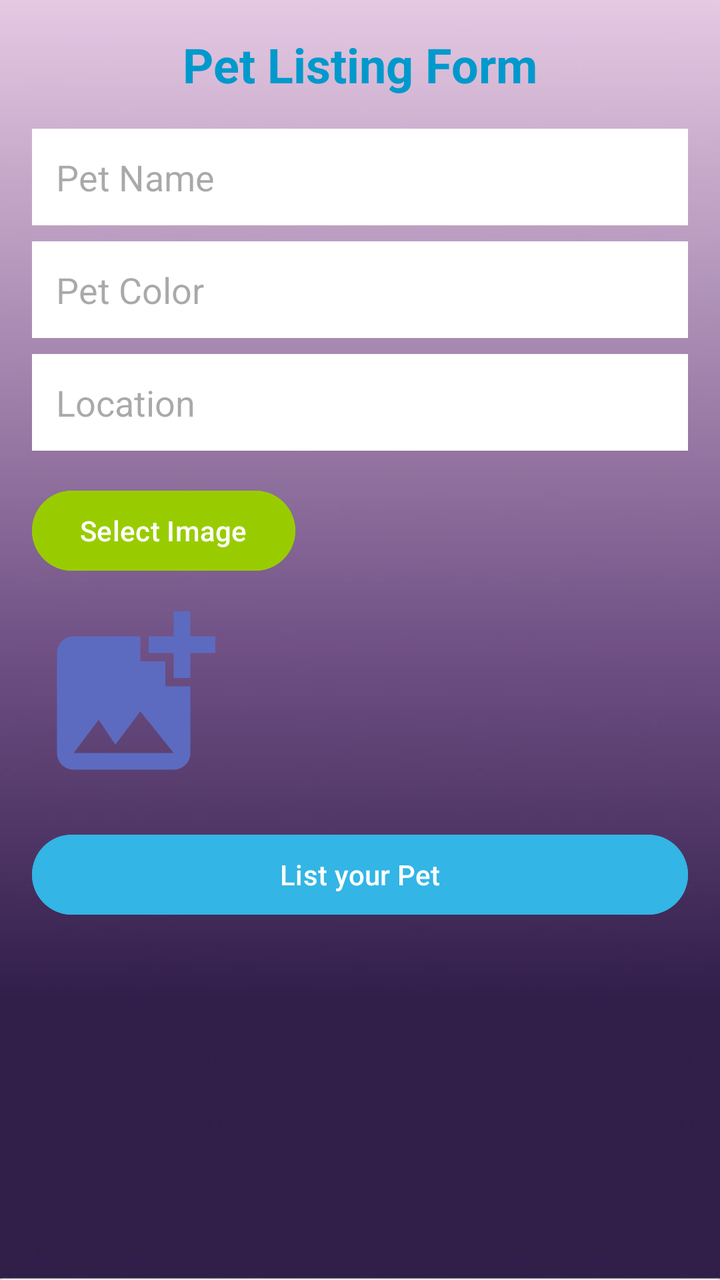
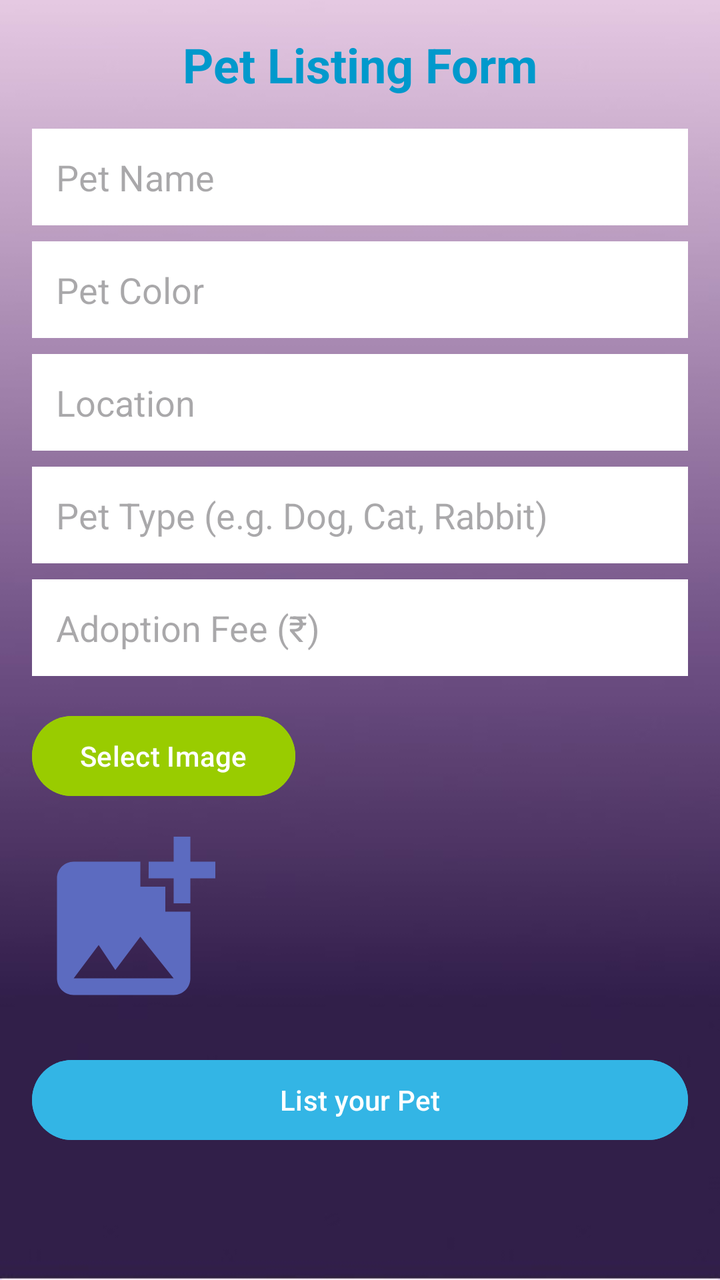

Before-and-after screenshots of an Android layout around one commit, followed by the original layout XML and the change that was made.
<!-- AndroidManifest.xml: application theme Theme.Unique -->
<!-- res/layout/fragment_adopt.xml -->
<?xml version="1.0" encoding="utf-8"?>
<androidx.constraintlayout.widget.ConstraintLayout xmlns:android="http://schemas.android.com/apk/res/android"
    xmlns:app="http://schemas.android.com/apk/res-auto"
    android:layout_width="match_parent"
    android:layout_height="match_parent"
    android:padding="16dp"
    android:background="@drawable/mainbkg">

    
    <TextView
        android:id="@+id/textViewHeading"
        android:layout_width="wrap_content"
        android:layout_height="wrap_content"
        android:text="Pet Listing Form"
        android:textSize="24sp"
        android:textStyle="bold"
        android:textColor="@android:color/holo_blue_dark"
        android:layout_marginBottom="16dp"
        app:layout_constraintTop_toTopOf="parent"
        app:layout_constraintStart_toStartOf="parent"
        app:layout_constraintEnd_toEndOf="parent" />

    
    <EditText
        android:id="@+id/editTextPetName"
        android:layout_width="match_parent"
        android:layout_height="wrap_content"
        android:hint="Pet Name"
        android:inputType="text"
        android:padding="12dp"
        android:background="@color/white"
        android:layout_marginTop="16dp"
        app:layout_constraintTop_toBottomOf="@id/textViewHeading"
        app:layout_constraintStart_toStartOf="parent"
        app:layout_constraintEnd_toEndOf="parent" />

    
    <EditText
        android:id="@+id/editTextPetColor"
        android:layout_width="match_parent"
        android:layout_height="wrap_content"
        android:hint="Pet Color"
        android:inputType="text"
        android:padding="12dp"
        android:background="@color/white"
        android:layout_marginTop="8dp"
        app:layout_constraintTop_toBottomOf="@id/editTextPetName"
        app:layout_constraintStart_toStartOf="parent"
        app:layout_constraintEnd_toEndOf="parent" />

    
    <EditText
        android:id="@+id/editTextPetLocation"
        android:layout_width="match_parent"
        android:layout_height="wrap_content"
        android:hint="Location"
        android:inputType="text"
        android:padding="12dp"
        android:background="@color/white"
        android:layout_marginTop="8dp"
        app:layout_constraintTop_toBottomOf="@id/editTextPetColor"
        app:layout_constraintStart_toStartOf="parent"
        app:layout_constraintEnd_toEndOf="parent" />

    
    <Button
        android:id="@+id/buttonSelectImage"
        android:layout_width="wrap_content"
        android:layout_height="wrap_content"
        android:text="Select Image"
        android:backgroundTint="@android:color/holo_green_light"
        android:layout_marginTop="16dp"
        app:layout_constraintTop_toBottomOf="@id/editTextPetLocation"
        app:layout_constraintStart_toStartOf="parent" />

    
    <ImageView
        android:id="@+id/imageViewPet"
        android:layout_width="100dp"
        android:layout_height="100dp"
        android:layout_marginTop="8dp"
        android:background="@drawable/baseline_add_photo_alternate_24"
        app:layout_constraintTop_toBottomOf="@id/buttonSelectImage"
        app:layout_constraintStart_toStartOf="parent"
        android:contentDescription="Pet Image" />

    
    <Button
        android:id="@+id/buttonSubmitAdopt"
        android:layout_width="match_parent"
        android:layout_height="wrap_content"
        android:text="List your Pet"
        android:backgroundTint="@android:color/holo_blue_light"
        android:layout_marginTop="16dp"
        app:layout_constraintTop_toBottomOf="@id/imageViewPet"
        app:layout_constraintStart_toStartOf="parent"
        app:layout_constraintEnd_toEndOf="parent" />

</androidx.constraintlayout.widget.ConstraintLayout>
<!-- resources referenced by this layout -->
<resources>
  <color name="white">#FFFFFFFF</color>
  <!-- drawable baseline_add_photo_alternate_24 (drawable) -->
  <vector xmlns:android="http://schemas.android.com/apk/res/android" android:height="24dp" android:tint="#5C6BC0" android:viewportHeight="24" android:viewportWidth="24" android:width="24dp">
        
      <path android:fillColor="@android:color/white" android:pathData="M19,7v2.99s-1.99,0.01 -2,0L17,7h-3s0.01,-1.99 0,-2h3L17,2h2v3h3v2h-3zM16,11L16,8h-3L13,5L5,5c-1.1,0 -2,0.9 -2,2v12c0,1.1 0.9,2 2,2h12c1.1,0 2,-0.9 2,-2v-8h-3zM5,19l3,-4 2,3 3,-4 4,5L5,19z"/>
      
  </vector>
  <!-- drawable mainbkg: jpg bitmap (drawable, 12185 bytes) -->
  <style name="Theme.Unique" parent="Base.Theme.Unique" />
  <style name="Base.Theme.Unique" parent="Theme.Material3.DayNight.NoActionBar">
          
          
      </style>
</resources>

<!-- the commit's change to res/layout/fragment_adopt.xml (unified diff, before → after) -->
@@ -63,6 +63,34 @@
         app:layout_constraintEnd_toEndOf="parent" />
 
     
+    <EditText
+        android:id="@+id/editTextPetType"
+        android:layout_width="match_parent"
+        android:layout_height="wrap_content"
+        android:hint="Pet Type (e.g. Dog, Cat, Rabbit)"
+        android:inputType="text"
+        android:padding="12dp"
+        android:background="@color/white"
+        android:layout_marginTop="8dp"
+        app:layout_constraintTop_toBottomOf="@id/editTextPetLocation"
+        app:layout_constraintStart_toStartOf="parent"
+        app:layout_constraintEnd_toEndOf="parent" />
+
+    
+    <EditText
+        android:id="@+id/editTextAdoptionFee"
+        android:layout_width="match_parent"
+        android:layout_height="wrap_content"
+        android:hint="Adoption Fee (₹)"
+        android:inputType="numberDecimal"
+        android:padding="12dp"
+        android:background="@color/white"
+        android:layout_marginTop="8dp"
+        app:layout_constraintTop_toBottomOf="@id/editTextPetType"
+        app:layout_constraintStart_toStartOf="parent"
+        app:layout_constraintEnd_toEndOf="parent" />
+
+    
     <Button
         android:id="@+id/buttonSelectImage"
         android:layout_width="wrap_content"
@@ -70,7 +98,7 @@
         android:text="Select Image"
         android:backgroundTint="@android:color/holo_green_light"
         android:layout_marginTop="16dp"
-        app:layout_constraintTop_toBottomOf="@id/editTextPetLocation"
+        app:layout_constraintTop_toBottomOf="@id/editTextAdoptionFee"
         app:layout_constraintStart_toStartOf="parent" />
 
     
